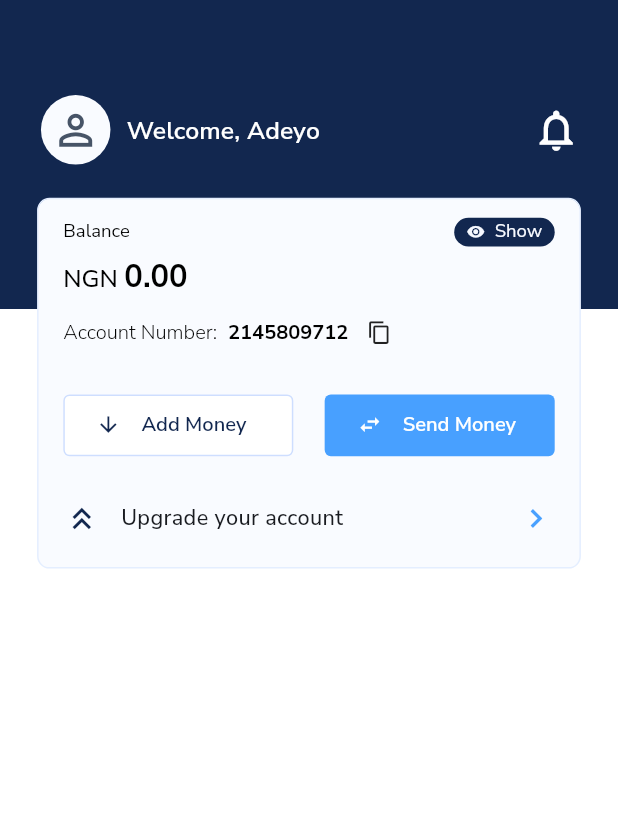
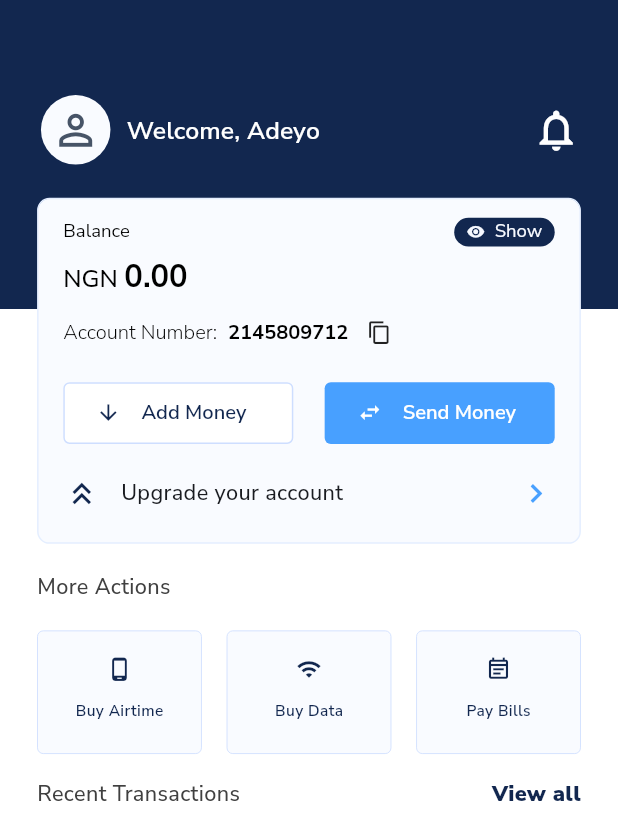
Before and after one commit to adeyopaul/pido, a Flutter app: the screen it shows after launch, on a phone screen of 412 x 824 dp. Shown: the top 840 px of the screen. Run offline on Flutter 3.47's test engine with Material 3 defaults, Android fonts, the phone set to English and light mode, and no system bars; our stand-ins replace flutter_screenutil, flutter_svg, font_awesome_flutter.

Commit message:
homePage Update

```diff
--- a/lib/core/constants/appSizes.dart
+++ b/lib/core/constants/appSizes.dart
@@ -17,14 +17,14 @@ class AppSpacing {
 }
 
 class AppIcons {
-  static double xs = 4.r;
-  static double sm = 8.r;
-  static double ms = 12.r;
-  static double md = 16.r;
-  static double wl = 18.r;
-  static double lg = 24.r;
-  static double xl = 32.r;
-  static double xxl = 48.r;
+  static double xs = 4.sp;
+  static double sm = 8.sp;
+  static double ms = 12.sp;
+  static double md = 16.sp;
+  static double wl = 18.sp;
+  static double lg = 24.sp;
+  static double xl = 32.sp;
+  static double xxl = 48.sp;
 }
 
 /// =======================================
--- a/lib/presentation/views/screens/homeScreen.dart
+++ b/lib/presentation/views/screens/homeScreen.dart
@@ -2,6 +2,7 @@ import 'package:flutter/material.dart';
 import 'package:flutter_screenutil/flutter_screenutil.dart';
 import 'package:pidoapp/core/constants/appColors.dart';
 import 'package:pidoapp/core/constants/appSizes.dart';
+import 'package:pidoapp/presentation/widgets/moreActionCard.dart';
 import 'package:pidoapp/presentation/widgets/smallerButton.dart';
 
 import '../../widgets/appButton.dart';
@@ -84,6 +85,67 @@ class Homescreen extends StatelessWidget {
               Container(
                 height: height * 0.75,
                 color: AppColors.backgroundLight,
+                child: Padding(
+                  padding: EdgeInsets.symmetric(horizontal: AppSpacing.lg),
+                  child: Column(
+                    crossAxisAlignment: CrossAxisAlignment.start,
+                    children: [
+                      Padding(
+                        padding: EdgeInsets.only(top: height * 0.205),
+                        child: Text(
+                          'More Actions',
+                          style: Theme.of(context).textTheme.bodyMedium
+                              ?.copyWith(
+                                color: AppColors.textCardTitleLight,
+                                fontWeight: FontWeight.w500,
+                              ),
+                        ),
+                      ),
+                      SizedBox(height: 12.h),
+                      Row(
+                        mainAxisAlignment: MainAxisAlignment.spaceBetween,
+                        children: [
+                          Moreactioncard(
+                            title: 'Buy Airtime',
+                            cardIcon: Icons.phone_android_outlined,
+                          ),
+                          Moreactioncard(
+                            title: 'Buy Data',
+                            cardIcon: Icons.wifi,
+                          ),
+                          Moreactioncard(
+                            title: 'Pay Bills',
+                            cardIcon: Icons.event_note_outlined,
+                          ),
+                        ],
+                      ),
+                      Padding(
+                        padding: EdgeInsets.only(top: 10.h),
+                        child: Row(
+                          mainAxisAlignment: MainAxisAlignment.spaceBetween,
+                          children: [
+                            Text(
+                              'Recent Transactions',
+                              style: Theme.of(context).textTheme.bodyMedium
+                                  ?.copyWith(
+                                    color: AppColors.textCardTitleLight,
+                                    fontWeight: FontWeight.w500,
+                                  ),
+                            ),
+                            Text(
+                              'View all',
+                              style: Theme.of(context).textTheme.bodyMedium
+                                  ?.copyWith(
+                                    color: AppColors.primaryColor,
+                                    fontWeight: FontWeight.w900,
+                                  ),
+                            ),
+                          ],
+                        ),
+                      ),
+                    ],
+                  ),
+                ),
               ),
             ],
           ),
@@ -92,7 +154,7 @@ class Homescreen extends StatelessWidget {
             left: AppSpacing.lg,
             right: AppSpacing.lg,
             child: Container(
-              height: height * 0.3,
+              height: height * 0.28,
               width: double.infinity,
               decoration: BoxDecoration(
                 border: Border.all(color: AppColors.borderCardLight),
@@ -193,7 +255,7 @@ class Homescreen extends StatelessWidget {
                         ],
                       ),
                     ),
-                    SizedBox(height: AppSpacing.xl),
+                    SizedBox(height: AppSpacing.lg),
                     Row(
                       mainAxisAlignment: MainAxisAlignment.spaceBetween,
                       children: [
@@ -215,7 +277,7 @@ class Homescreen extends StatelessWidget {
                         ),
                       ],
                     ),
-                    SizedBox(height: AppSpacing.lg),
+                    SizedBox(height: AppSpacing.md),
                     Row(
                       children: [
                         Icon(
--- /dev/null
+++ b/lib/presentation/widgets/moreActionCard.dart
@@ -0,0 +1,42 @@
+import 'package:flutter/material.dart';
+import 'package:flutter_screenutil/flutter_screenutil.dart';
+import 'package:pidoapp/core/constants/appColors.dart';
+import 'package:pidoapp/core/constants/appSizes.dart';
+
+class Moreactioncard extends StatelessWidget {
+  final String title;
+  final IconData cardIcon;
+
+  const Moreactioncard({
+    super.key,
+    required this.title,
+    required this.cardIcon,
+  });
+
+  @override
+  Widget build(BuildContext context) {
+    return Container(
+      width: 96.w,
+      height: 80.h,
+      decoration: BoxDecoration(
+        color: AppColors.mainCardLight,
+        border: Border.all(color: AppColors.borderTextFormLight, width: 0.5.w),
+        borderRadius: BorderRadius.circular(AppRadius.xsmall),
+      ),
+      child: Column(
+        mainAxisAlignment: MainAxisAlignment.center,
+        children: [
+          Icon(cardIcon, color: AppColors.primaryColor, size: 16.5.sp),
+          Padding(
+            padding: EdgeInsets.only(top: 8.h),
+            child: Text(title, style: TextStyle(
+              color: AppColors.primaryColor,
+              fontSize: 10.sp,
+              fontWeight: FontWeight.w600,
+            ),),
+          ),
+        ],
+      ),
+    );
+  }
+}
```
